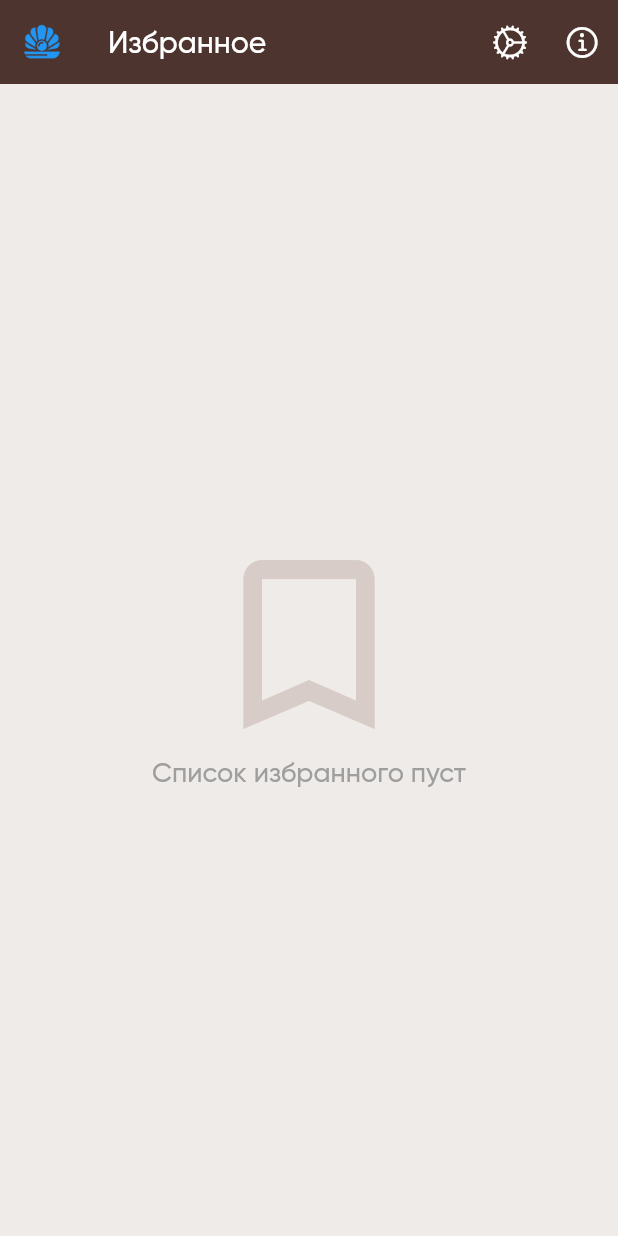
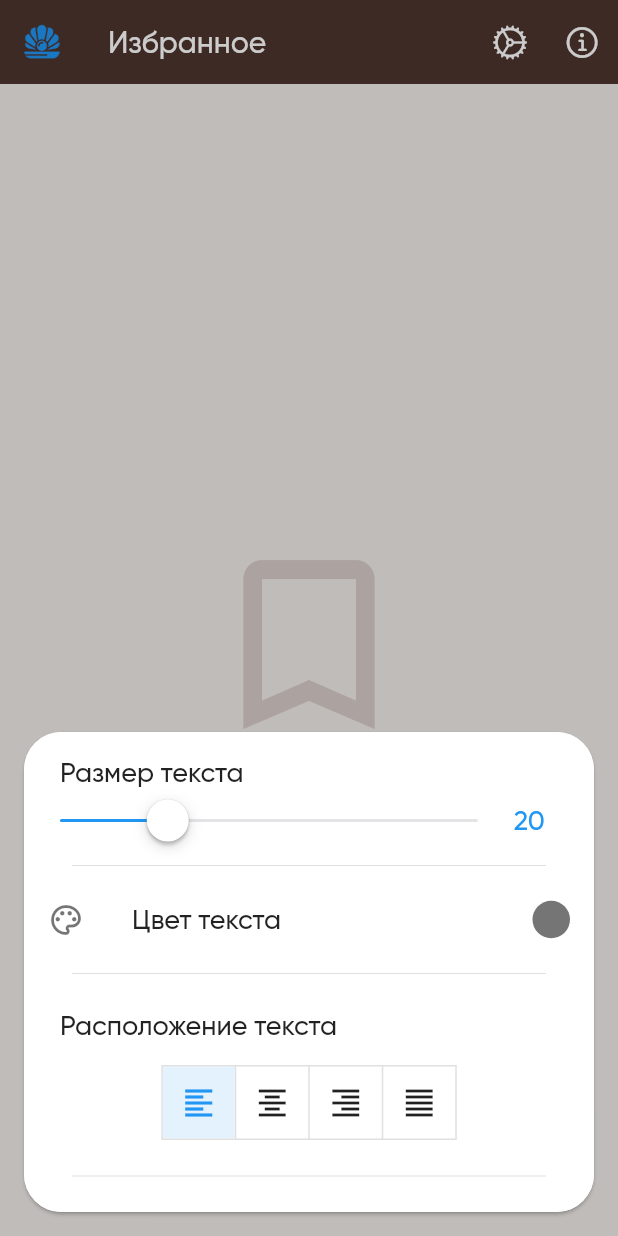
Before and after one commit to JMApps/gems_tarifi, a Flutter app: the FavoritePage screen opened directly, after a tap on an icon or button, on a phone screen of 412 x 824 dp. Run offline on Flutter 3.47's test engine with Material 2 defaults, Android fonts, the phone set to English and light mode, and no system bars; our stand-ins replace flutter_html, flutter_linkify, scrollable_positioned_list, share, shared_preferences, sqflite; missing offline and left inert: clipboard, o_color_picker; accounts and stored records are empty.

Commit message:
Added app settings

```diff
--- a/lib/main.dart
+++ b/lib/main.dart
@@ -1,4 +1,5 @@
 import 'package:flutter/material.dart';
+import 'package:gems_tarifi/provider/app_settings_state.dart';
 import 'package:gems_tarifi/provider/bottom_navigation_state.dart';
 import 'package:gems_tarifi/provider/item_bookmark_state.dart';
 import 'package:gems_tarifi/provider/search_state.dart';
@@ -13,6 +14,7 @@ void main() {
         ChangeNotifierProvider(create: (_) => SearchState()),
         ChangeNotifierProvider(create: (_) => BottomNavigationState()),
         ChangeNotifierProvider(create: (_) => ItemBookmarkState()),
+        ChangeNotifierProvider(create: (_) => AppSettingsState()),
       ],
       child: MaterialApp(
         debugShowCheckedModeBanner: false,
--- a/lib/pages/content_page.dart
+++ b/lib/pages/content_page.dart
@@ -1,5 +1,6 @@
 import 'package:flutter/cupertino.dart';
 import 'package:flutter/material.dart';
+import 'package:gems_tarifi/widgets/app_settings.dart';
 import 'package:gems_tarifi/widgets/content_list.dart';
 import 'package:gems_tarifi/widgets/search_container.dart';
 
@@ -29,8 +30,18 @@ class ContentPage extends StatelessWidget {
           backgroundColor: Colors.brown[800],
           actions: [
             IconButton(
-              icon: const Icon(CupertinoIcons.settings),
-              onPressed: () {},
+              onPressed: () {
+                showCupertinoModalPopup(
+                  context: context,
+                  builder: (BuildContext context) {
+                    return const AppSettings();
+                  },
+                );
+              },
+              icon: const Icon(
+                CupertinoIcons.settings,
+                color: Colors.white,
+              ),
             ),
             IconButton(
               icon: const Icon(CupertinoIcons.info),
--- a/lib/pages/favorite_page.dart
+++ b/lib/pages/favorite_page.dart
@@ -1,5 +1,6 @@
 import 'package:flutter/cupertino.dart';
 import 'package:flutter/material.dart';
+import 'package:gems_tarifi/widgets/app_settings.dart';
 import 'package:gems_tarifi/widgets/favorite_list.dart';
 
 class FavoritePage extends StatelessWidget {
@@ -26,8 +27,18 @@ class FavoritePage extends StatelessWidget {
         backgroundColor: Colors.brown[800],
         actions: [
           IconButton(
-            icon: const Icon(CupertinoIcons.settings),
-            onPressed: () {},
+            onPressed: () {
+              showCupertinoModalPopup(
+                context: context,
+                builder: (BuildContext context) {
+                  return const AppSettings();
+                },
+              );
+            },
+            icon: const Icon(
+              CupertinoIcons.settings,
+              color: Colors.white,
+            ),
           ),
           IconButton(
             icon: const Icon(CupertinoIcons.info),
--- a/lib/pages/main_page.dart
+++ b/lib/pages/main_page.dart
@@ -2,6 +2,7 @@ import 'package:flutter/material.dart';
 import 'package:gems_tarifi/pages/category_page.dart';
 import 'package:gems_tarifi/pages/content_page.dart';
 import 'package:gems_tarifi/pages/favorite_page.dart';
+import 'package:gems_tarifi/provider/app_settings_state.dart';
 import 'package:gems_tarifi/provider/bottom_navigation_state.dart';
 import 'package:provider/provider.dart';
 
@@ -16,6 +17,7 @@ class MainPage extends StatelessWidget {
 
   @override
   Widget build(BuildContext context) {
+    context.read<AppSettingsState>().initPreferences();
     return Scaffold(
       body: AnimatedSwitcher(
         duration: const Duration(milliseconds: 250),
--- /dev/null
+++ b/lib/widgets/app_settings.dart
@@ -0,0 +1,164 @@
+import 'package:flutter/cupertino.dart';
+import 'package:flutter/material.dart';
+import 'package:gems_tarifi/provider/app_settings_state.dart';
+import 'package:o_color_picker/o_color_picker.dart';
+import 'package:provider/provider.dart';
+
+class AppSettings extends StatelessWidget {
+  const AppSettings({Key? key}) : super(key: key);
+
+  @override
+  Widget build(BuildContext context) {
+    return Wrap(
+      children: [
+        Card(
+          shape: const RoundedRectangleBorder(
+            borderRadius: BorderRadius.all(
+              Radius.circular(25),
+            ),
+          ),
+          margin: const EdgeInsets.all(16),
+          child: Container(
+            width: double.infinity,
+            child: Material(
+              borderRadius: const BorderRadius.all(
+                Radius.circular(25),
+              ),
+              color: Colors.white,
+              child: Padding(
+                padding: const EdgeInsets.all(16),
+                child: Column(
+                  crossAxisAlignment: CrossAxisAlignment.start,
+                  children: [
+                    Padding(
+                      padding: const EdgeInsets.symmetric(horizontal: 8),
+                      child: Text(
+                        'Размер текста',
+                        style: const TextStyle(fontSize: 18),
+                      ),
+                    ),
+                    Row(
+                      children: [
+                        Expanded(
+                          flex: 10,
+                          child: CupertinoSlider(
+                            activeColor: Colors.blue,
+                            min: 14,
+                            max: 40,
+                            value:
+                                context.watch<AppSettingsState>().getTextSize,
+                            onChanged: (value) {
+                              context
+                                  .read<AppSettingsState>()
+                                  .updateTextSizeValue(value);
+                            },
+                            onChangeEnd: (value) {
+                              context
+                                  .read<AppSettingsState>()
+                                  .saveTextSizeValue(value);
+                            },
+                          ),
+                        ),
+                        const SizedBox(width: 16),
+                        Flexible(
+                          flex: 1,
+                          child: Text(
+                            '${context.watch<AppSettingsState>().getTextSize.toInt()}',
+                            style: const TextStyle(
+                              fontSize: 18,
+                              color: Colors.blue,
+                            ),
+                          ),
+                        ),
+                        const SizedBox(width: 8),
+                      ],
+                    ),
+                    const Divider(indent: 16, endIndent: 16),
+                    ListTile(
+                      contentPadding: EdgeInsets.zero,
+                      leading: Icon(
+                        Icons.palette_outlined,
+                        color: context
+                            .watch<AppSettingsState>()
+                            .getArabicTextColor,
+                      ),
+                      title: const Text(
+                        'Цвет текста',
+                        style: TextStyle(fontSize: 18),
+                      ),
+                      trailing: Container(
+                        width: 25,
+                        height: 25,
+                        decoration: BoxDecoration(
+                          borderRadius: BorderRadius.circular(25),
+                          color: context
+                              .watch<AppSettingsState>()
+                              .getArabicTextColor,
+                        ),
+                        child: InkWell(
+                          borderRadius: BorderRadius.circular(25),
+                          onTap: () {
+                            showDialog(
+                              context: context,
+                              builder: (_) => AlertDialog(
+                                shape: const RoundedRectangleBorder(
+                                  borderRadius: BorderRadius.all(
+                                    Radius.circular(25),
+                                  ),
+                                ),
+                                content: OColorPicker(
+                                  selectedColor: context
+                                      .watch<AppSettingsState>()
+                                      .getArabicTextColor,
+                                  colors: primaryColorsPalette,
+                                  onColorChange: (color) {
+                                    context
+                                        .read<AppSettingsState>()
+                                        .updateTextColor(color);
+                                    context
+                                        .read<AppSettingsState>()
+                                        .saveTextColor(color);
+                                    Navigator.of(context).pop();
+                                  },
+                                ),
+                              ),
+                            );
+                          },
+                        ),
+                      ),
+                    ),
+                    const Divider(indent: 16, endIndent: 16),
+                    Padding(
+                      padding: const EdgeInsets.only(
+                          left: 8, top: 16, right: 8, bottom: 16),
+                      child: Text(
+                        'Расположение текста',
+                        style: const TextStyle(fontSize: 18),
+                      ),
+                    ),
+                    Center(
+                      child: ToggleButtons(
+                        children: <Widget>[
+                          Icon(Icons.format_align_left),
+                          Icon(Icons.format_align_center),
+                          Icon(Icons.format_align_right),
+                          Icon(Icons.format_align_justify),
+                        ],
+                        isSelected: context.watch<AppSettingsState>().getIsSelected,
+                        onPressed: (index) {
+                          context.read<AppSettingsState>().updateToggleTextLayout(index);
+                        },
+                      ),
+                    ),
+                    const SizedBox(height: 16),
+                    const Divider(indent: 16, endIndent: 16),
+                  ],
+                ),
+              ),
+            ),
+          ),
+        ),
+      ],
+    );
+  }
+}
--- a/pubspec.yaml
+++ b/pubspec.yaml
@@ -22,6 +22,8 @@ dependencies:
   provider: ^6.0.1
   flutter_linkify: ^5.0.2
   url_launcher: ^6.0.12
+  shared_preferences: ^2.0.8
+  o_color_picker: ^1.0.2
 
 dev_dependencies:
   flutter_test:
```
Also changed, not shown: lib/pages/category_page.dart (+13 -2 lines), lib/provider/app_settings_state.dart (added, +65 -0 lines), lib/widgets/category_item.dart (+13 -3 lines), lib/widgets/content_item.dart (+15 -6 lines), lib/widgets/favorite_item.dart (+13 -3 lines).
